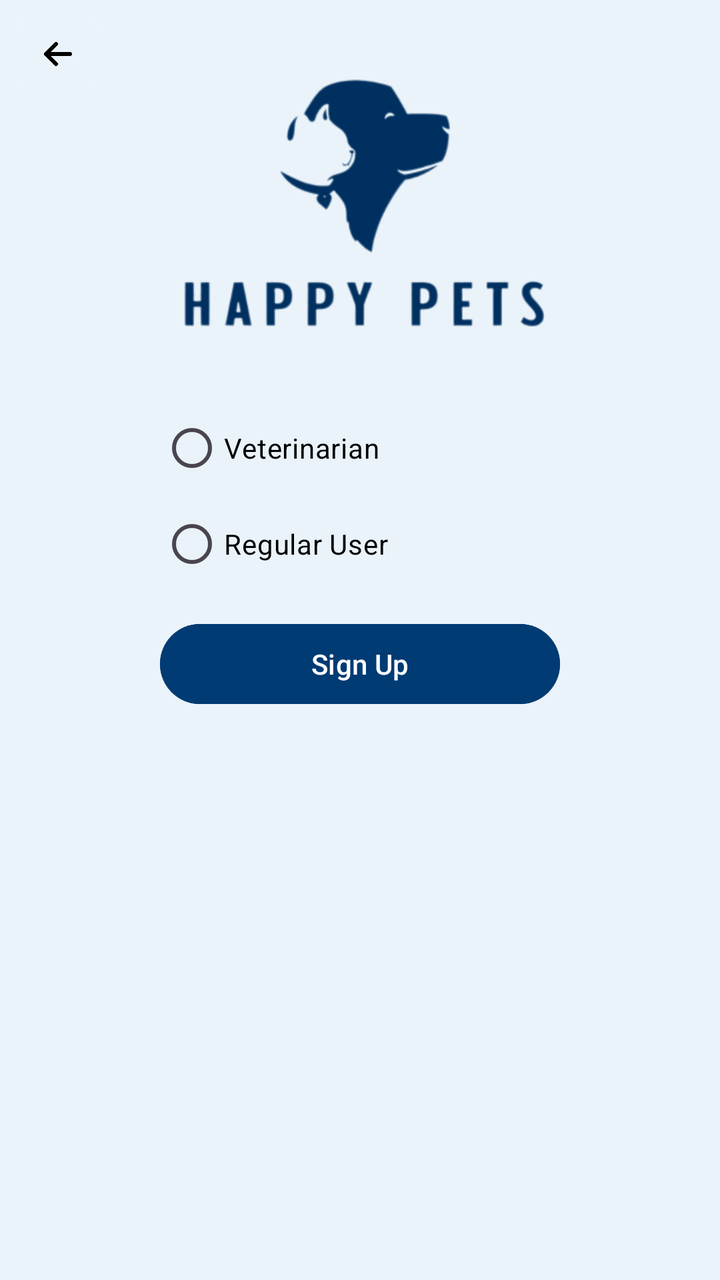
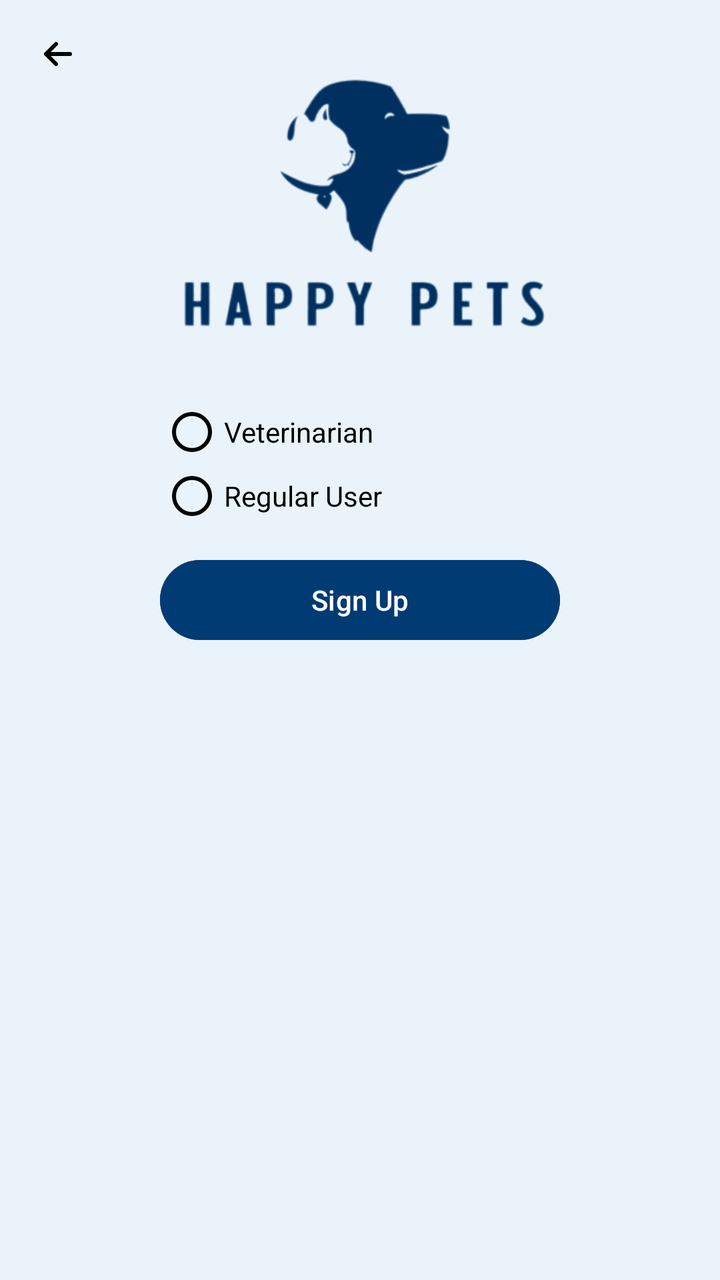

Screens rendered from an Android XML layout before and after an edit, with the pre-edit source and the edit as a unified diff.
<!-- AndroidManifest.xml: application theme Theme.HappyPets -->
<!-- res/layout/activity_sign_up.xml -->
<?xml version="1.0" encoding="utf-8"?>
<RelativeLayout xmlns:android="http://schemas.android.com/apk/res/android"
    xmlns:app="http://schemas.android.com/apk/res-auto"
    xmlns:tools="http://schemas.android.com/tools"
    android:layout_width="match_parent"
    android:layout_height="match_parent"
    android:background="@color/app_bg_color"
    tools:context=".Activities.SignUpActivity">


    <ImageButton
        android:id="@+id/BTN_back"
        android:layout_width="wrap_content"
        android:layout_height="wrap_content"
        android:layout_alignParentStart="true"
        android:layout_alignParentTop="true"
        android:layout_marginStart="5dp"
        android:layout_marginTop="5dp"
        android:backgroundTint="@color/app_bg_color"
        android:contentDescription="Back"
        android:src="@drawable/ic_back_arrow" />


    <LinearLayout
        android:layout_width="match_parent"
        android:layout_height="match_parent"
        android:layout_below="@id/BTN_back"
        android:layout_alignParentTop="true"
        android:layout_marginTop="30dp"
        android:gravity="center_horizontal"
        android:orientation="vertical">


        <com.google.android.material.imageview.ShapeableImageView
            android:id="@+id/logo_image"
            android:layout_width="200dp"
            android:layout_height="150dp"
            android:layout_gravity="center"
            android:src="@drawable/logo_blue" />


        <LinearLayout
            android:id="@+id/ll_main"
            android:layout_width="200dp"
            android:layout_height="wrap_content"
            android:layout_gravity="center"
            android:layout_marginTop="20dp"
            android:orientation="vertical">

            <RadioGroup
                android:id="@+id/rg_type"
                android:layout_width="match_parent"
                android:layout_height="wrap_content"
                android:layout_marginBottom="12dp"
                android:orientation="vertical">

                <RadioButton
                    android:id="@+id/rb_veterinarian"
                    android:layout_width="match_parent"
                    android:layout_height="wrap_content"
                    android:text="Veterinarian"
                    android:textColor="@color/black" />

                <RadioButton
                    android:id="@+id/rb_regular_user"
                    android:layout_width="match_parent"
                    android:layout_height="wrap_content"
                    android:text="Regular User"
                    android:textColor="@color/black" />
            </RadioGroup>


            <LinearLayout
                android:id="@+id/layout_vet"
                android:layout_width="match_parent"
                android:layout_height="wrap_content"
                android:orientation="vertical"
                android:visibility="gone">

                <com.google.android.material.textfield.TextInputLayout
                    style="@style/CustomTextInputLayout"
                    android:layout_width="match_parent"
                    android:layout_height="wrap_content"
                    android:textColorHint="@color/black"
                    app:hintTextColor="@color/black"
                    android:hint="Name">

                    <com.google.android.material.textfield.TextInputEditText
                        android:id="@+id/ET_vet_name"
                        style="@style/CustomTextInputEditText"
                        android:layout_width="match_parent"
                        android:layout_height="wrap_content" />
                </com.google.android.material.textfield.TextInputLayout>

                <com.google.android.material.textfield.TextInputLayout
                    style="@style/CustomTextInputLayout"
                    android:layout_width="match_parent"
                    android:layout_height="wrap_content"
                    android:textColorHint="@color/black"
                    app:hintTextColor="@color/black"
                    android:hint="@string/email_for_ET">

                    <com.google.android.material.textfield.TextInputEditText
                        android:id="@+id/ET_vet_email"
                        style="@style/CustomTextInputEditText"
                        android:layout_width="match_parent"
                        android:layout_height="wrap_content"
                        android:inputType="textEmailAddress" />
                </com.google.android.material.textfield.TextInputLayout>

                <com.google.android.material.textfield.TextInputLayout
                    style="@style/CustomTextInputLayout"
                    android:layout_width="match_parent"
                    android:layout_height="wrap_content"
                    android:textColorHint="@color/black"
                    app:hintTextColor="@color/black"
                    android:hint="@string/clinic_phone_ET">

                    <com.google.android.material.textfield.TextInputEditText
                        android:id="@+id/et_vet_phone"
                        style="@style/CustomTextInputEditText"
                        android:layout_width="match_parent"
                        android:layout_height="wrap_content"
                        android:inputType="phone" />
                </com.google.android.material.textfield.TextInputLayout>

                <com.google.android.material.textfield.TextInputLayout
                    style="@style/CustomTextInputLayout"
                    android:layout_width="match_parent"
                    android:layout_height="wrap_content"
                    android:textColorHint="@color/black"
                    app:hintTextColor="@color/black"
                    android:hint="@string/clinic_address_for_ET">

                    <com.google.android.material.textfield.TextInputEditText
                        android:id="@+id/et_vet_address"
                        style="@style/CustomTextInputEditText"
                        android:layout_width="match_parent"
                        android:layout_height="wrap_content" />
                </com.google.android.material.textfield.TextInputLayout>

                <com.google.android.material.textfield.TextInputLayout
                    style="@style/CustomTextInputLayout"
                    android:layout_width="match_parent"
                    android:layout_height="wrap_content"
                    android:textColorHint="@color/black"
                    app:hintTextColor="@color/black"
                    android:hint="@string/password">

                    <com.google.android.material.textfield.TextInputEditText
                        android:id="@+id/et_vet_password"
                        style="@style/CustomTextInputEditText"
                        android:layout_width="match_parent"
                        android:layout_height="wrap_content"
                        android:inputType="textPassword" />
                </com.google.android.material.textfield.TextInputLayout>

                <com.google.android.material.textfield.TextInputLayout
                    style="@style/CustomTextInputLayout"
                    android:layout_width="match_parent"
                    android:layout_height="wrap_content"
                    android:textColorHint="@color/black"
                    app:hintTextColor="@color/black"
                    android:hint="@string/license_number_ET">

                    <com.google.android.material.textfield.TextInputEditText
                        android:id="@+id/et_vet_license"
                        style="@style/CustomTextInputEditText"
                        android:layout_width="match_parent"
                        android:layout_height="wrap_content" />
                </com.google.android.material.textfield.TextInputLayout>

                <com.google.android.material.button.MaterialButton
                    android:id="@+id/btn_vet_upload_license"
                    android:layout_width="match_parent"
                    android:layout_height="wrap_content"
                    android:backgroundTint="@color/logo_color"
                    android:text="Upload Business License"
                    android:textColor="@color/white" />
            </LinearLayout>


            <LinearLayout
                android:id="@+id/layout_regular_user"
                android:layout_width="match_parent"
                android:layout_height="wrap_content"
                android:orientation="vertical"
                android:visibility="gone">

                <com.google.android.material.textfield.TextInputLayout
                    style="@style/CustomTextInputLayout"
                    android:layout_width="match_parent"
                    android:layout_height="wrap_content"
                    android:textColorHint="@color/black"
                    app:hintTextColor="@color/black"
                    android:hint="Name">

                    <com.google.android.material.textfield.TextInputEditText
                        android:id="@+id/et_user_name"
                        style="@style/CustomTextInputEditText"
                        android:layout_width="match_parent"
                        android:layout_height="wrap_content"/>
                </com.google.android.material.textfield.TextInputLayout>

                <com.google.android.material.textfield.TextInputLayout
                    style="@style/CustomTextInputLayout"
                    android:layout_width="match_parent"
                    android:layout_height="wrap_content"
                    android:textColorHint="@color/black"
                    app:hintTextColor="@color/black"
                    android:hint="@string/email_for_ET">

                    <com.google.android.material.textfield.TextInputEditText
                        android:id="@+id/et_user_email"
                        style="@style/CustomTextInputEditText"
                        android:layout_width="match_parent"
                        android:layout_height="wrap_content"
                        android:inputType="textEmailAddress" />
                </com.google.android.material.textfield.TextInputLayout>

                <com.google.android.material.textfield.TextInputLayout
                    style="@style/CustomTextInputLayout"
                    android:layout_width="match_parent"
                    android:layout_height="wrap_content"
                    android:textColorHint="@color/black"
                    app:hintTextColor="@color/black"
                    android:hint="@string/password">

                    <com.google.android.material.textfield.TextInputEditText
                        android:id="@+id/et_user_password"
                        style="@style/CustomTextInputEditText"
                        android:layout_width="match_parent"
                        android:layout_height="wrap_content"
                        android:inputType="textPassword" />
                </com.google.android.material.textfield.TextInputLayout>

                <com.google.android.material.textfield.TextInputLayout
                    style="@style/CustomTextInputLayout"
                    android:layout_width="match_parent"
                    android:layout_height="wrap_content"
                    android:textColorHint="@color/black"
                    app:hintTextColor="@color/black"
                    android:hint="Pet Name">

                    <com.google.android.material.textfield.TextInputEditText
                        android:id="@+id/et_pet_name"
                        style="@style/CustomTextInputEditText"
                        android:layout_width="match_parent"
                        android:layout_height="wrap_content"/>
                </com.google.android.material.textfield.TextInputLayout>

                <Spinner
                    android:id="@+id/spinner_pet_type"
                    android:layout_width="match_parent"
                    android:layout_height="wrap_content"
                    android:entries="@array/pet_types"
                    android:popupTheme="@layout/spinner_item"
                    android:foregroundTint="@color/black" />

                <com.google.android.material.button.MaterialButton
                    android:id="@+id/btn_upload_pet_photo"
                    android:layout_width="match_parent"
                    android:layout_height="wrap_content"
                    android:backgroundTint="@color/logo_color"
                    android:text="Upload Pet Photo"
                    android:textColor="@color/white" />
            </LinearLayout>

            <com.google.android.material.button.MaterialButton
                android:id="@+id/btn_signup"
                android:layout_width="match_parent"
                android:layout_height="wrap_content"
                android:backgroundTint="@color/logo_color"
                android:text="Sign Up"
                android:textColor="@color/white" />
        </LinearLayout>
    </LinearLayout>
</RelativeLayout>
<!-- res/layout/spinner_item.xml (included above) -->
<?xml version="1.0" encoding="utf-8"?>
<TextView xmlns:android="http://schemas.android.com/apk/res/android"
    android:layout_width="match_parent"
    android:layout_height="wrap_content"
    android:textColor="@color/black"
    android:padding="8dp"
    android:textSize="16sp" />
<!-- resources referenced by this layout -->
<resources>
  <string-array name="pet_types">
          <item>Dog</item>
          <item>Cat</item>
          <item>Fish</item>
          <item>Hamster</item>
          <item>Parrot</item>
          <item>Rabbit</item>
      </string-array>
  <color name="app_bg_color">#EAF3FA</color>
  <color name="black">#FF000000</color>
  <color name="logo_color">#003B73</color>
  <color name="white">#FFFFFFFF</color>
  <!-- drawable ic_back_arrow (drawable) -->
  <?xml version="1.0" encoding="utf-8"?>
  <vector xmlns:android="http://schemas.android.com/apk/res/android"
      android:width="24dp"
      android:height="24dp"
      android:viewportWidth="24"
      android:viewportHeight="24">
  
      <path
          android:fillColor="#000000"
          android:strokeColor="#000000"
          android:strokeWidth="2"
          android:strokeLineJoin="round"
          android:strokeLineCap="round"
          android:pathData="M6 12H18M6 12L11 7M6 12L11 17" />
  </vector>
  <!-- drawable logo_blue: png bitmap (drawable, 9976 bytes) -->
  <string name="clinic_address_for_ET">Clinic Address</string>
  <string name="clinic_phone_ET">Clinic Phone</string>
  <string name="email_for_ET">Email Address</string>
  <string name="license_number_ET">Clinic License Number</string>
  <string name="password">Password</string>
  <style name="CustomTextInputEditText" parent="Widget.MaterialComponents.TextInputEditText.OutlinedBox">
          <item name="android:textColor">@color/black</item>
          <item name="android:textColorHint">@color/black</item> 
      </style>
  <style name="CustomTextInputLayout" parent="Widget.MaterialComponents.TextInputLayout.OutlinedBox">
          <item name="boxBackgroundColor">@color/white</item>
          <item name="boxStrokeColor">@color/royal_blue</item>
          <item name="hintTextColor">@color/royal_blue</item>
          <item name="helperTextTextColor">@color/royal_blue</item>
          <item name="errorTextColor">#FF0000</item>
          <item name="counterTextColor">@color/black</item>
          <item name="placeholderTextColor">@color/black</item>
      </style>
  <style name="Theme.HappyPets" parent="Base.Theme.HappyPets" />
  <color name="royal_blue">#0074B7</color>
  <style name="Base.Theme.HappyPets" parent="Theme.Material3.DayNight.NoActionBar">
          <item name="colorPrimary">@color/app_bg_color</item>
  
      </style>
</resources>

<!-- the commit's change to res/layout/activity_sign_up.xml (unified diff, before → after) -->
@@ -59,14 +59,16 @@
                     android:layout_width="match_parent"
                     android:layout_height="wrap_content"
                     android:text="Veterinarian"
-                    android:textColor="@color/black" />
+                    android:textColor="@color/black"
+                    style="@style/CustomRadioButton"/>
 
                 <RadioButton
                     android:id="@+id/rb_regular_user"
                     android:layout_width="match_parent"
                     android:layout_height="wrap_content"
                     android:text="Regular User"
-                    android:textColor="@color/black" />
+                    android:textColor="@color/black"
+                    style="@style/CustomRadioButton"/>
             </RadioGroup>
 
 
@@ -254,8 +256,9 @@
                     android:layout_width="match_parent"
                     android:layout_height="wrap_content"
                     android:entries="@array/pet_types"
-                    android:popupTheme="@layout/spinner_item"
-                    android:foregroundTint="@color/black" />
+                    android:spinnerMode="dropdown"
+                    android:textColor="@color/black"
+                    style="@style/SpinnerStyle"/>
 
                 <com.google.android.material.button.MaterialButton
                     android:id="@+id/btn_upload_pet_photo"
@@ -276,11 +279,3 @@
         </LinearLayout>
     </LinearLayout>
 </RelativeLayout>
-<!-- res/layout/spinner_item.xml (included above) -->
-<?xml version="1.0" encoding="utf-8"?>
-<TextView xmlns:android="http://schemas.android.com/apk/res/android"
-    android:layout_width="match_parent"
-    android:layout_height="wrap_content"
-    android:textColor="@color/black"
-    android:padding="8dp"
-    android:textSize="16sp" />
<!-- resource entries referenced after the edit -->
@@ -9,9 +9,9 @@
           <item>Rabbit</item>
       </string-array>
   <color name="app_bg_color">#EAF3FA</color>
-  <color name="black">#FF000000</color>
+  <color name="black">#000000</color>
   <color name="logo_color">#003B73</color>
-  <color name="white">#FFFFFFFF</color>
+  <color name="white">#FFFFFF</color>
   <!-- drawable ic_back_arrow (drawable) -->
   <?xml version="1.0" encoding="utf-8"?>
   <vector xmlns:android="http://schemas.android.com/apk/res/android"
@@ -34,6 +34,9 @@
   <string name="email_for_ET">Email Address</string>
   <string name="license_number_ET">Clinic License Number</string>
   <string name="password">Password</string>
+  <style name="CustomRadioButton" parent="Widget.AppCompat.CompoundButton.RadioButton">
+          <item name="android:buttonTint">@color/black</item>
+      </style>
   <style name="CustomTextInputEditText" parent="Widget.MaterialComponents.TextInputEditText.OutlinedBox">
           <item name="android:textColor">@color/black</item>
           <item name="android:textColorHint">@color/black</item> 
@@ -47,10 +50,14 @@
           <item name="counterTextColor">@color/black</item>
           <item name="placeholderTextColor">@color/black</item>
       </style>
+  <style name="SpinnerStyle">
+          <item name="android:textColor">@color/black</item>
+          <item name="android:popupBackground">@color/white</item> </style>
   <style name="Theme.HappyPets" parent="Base.Theme.HappyPets" />
   <color name="royal_blue">#0074B7</color>
-  <style name="Base.Theme.HappyPets" parent="Theme.Material3.DayNight.NoActionBar">
+  <style name="Base.Theme.HappyPets" parent="Theme.Material3.Light.NoActionBar">
           <item name="colorPrimary">@color/app_bg_color</item>
+          <item name="radioButtonStyle">@style/CustomRadioButton</item>
   
       </style>
 </resources>
